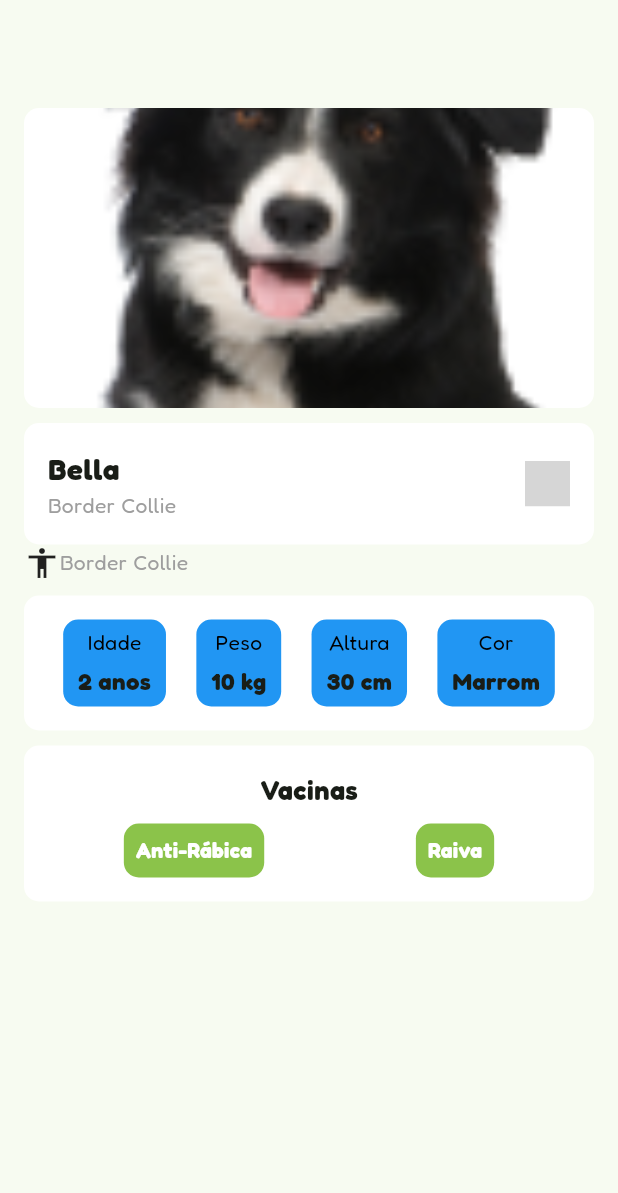
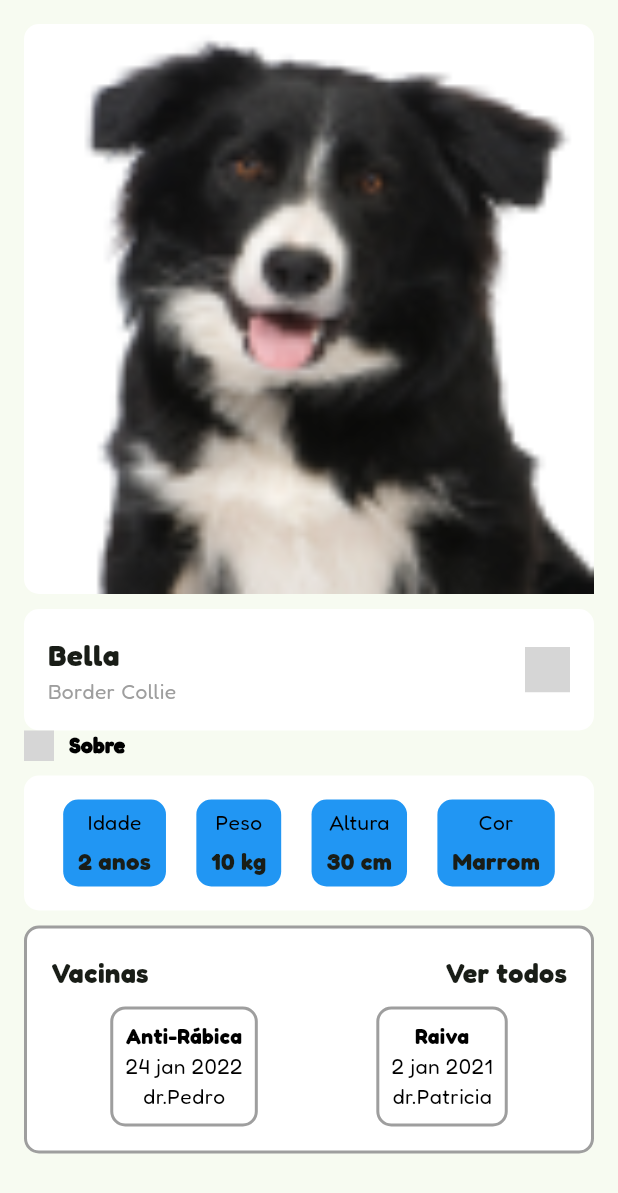
Before and after one commit to thamires-silva/petshop, a Flutter app: the screen it shows after launch, on a phone screen of 412 x 824 dp. Shown: the top 1193 px of the screen. Run offline on Flutter 3.47's test engine with Material 3 defaults, Android fonts, the phone set to English and light mode, and no system bars; our stand-ins replace flutter_svg, get, table_calendar; grey boxes are pictures that could not be loaded.

Commit message:
aterações

```diff
--- a/lib/telas/meuspet.dart
+++ b/lib/telas/meuspet.dart
@@ -9,14 +9,13 @@ class pets extends StatelessWidget {
   @override
   Widget build(BuildContext context) {
     return Scaffold(
-      appBar: AppBar(),
       body: Padding(
         padding: const EdgeInsets.all(16.0),
         child: Column(
           crossAxisAlignment: CrossAxisAlignment.stretch,
           children: [
             Container(
-              height: 200,
+              width: 512,
               decoration: BoxDecoration(
                 borderRadius: BorderRadius.circular(10.0),
                 color: Colors.white,
@@ -24,7 +23,6 @@ class pets extends StatelessWidget {
               child: Image.asset('imagens/cachorro1.png', fit: BoxFit.cover),
             ),
             SizedBox(height: 10),
-
             Container(
               decoration: BoxDecoration(
                 borderRadius: BorderRadius.circular(10.0),
@@ -51,19 +49,27 @@ class pets extends StatelessWidget {
                     ],
                   ),
                   Spacer(),
-                  Iconssvg(imagem:'venus', cor: Colors.black,),
+                  Iconssvg(
+                    imagem: 'venus',
+                    cor: Colors.black,
+                  ),
                 ],
               ),
             ),
             Row(children: [
-              Icon(Icons.accessibility),
+              Iconssvg(
+                imagem: 'paw',
+                cor: Colors.black,
+                altura: 20,
+              ),
+              SizedBox(width: 10),
               Text(
-                'Border Collie',
-                style: TextStyle(color: Colors.grey),
+                'Sobre',
+                style:
+                    TextStyle(color: Colors.black, fontWeight: FontWeight.w900),
               ),
             ]),
             SizedBox(height: 10),
-            // Informações sobre o cachorro
             Container(
               decoration: BoxDecoration(
                 borderRadius: BorderRadius.circular(10.0),
@@ -81,14 +87,17 @@ class pets extends StatelessWidget {
               ),
             ),
             SizedBox(height: 10),
-            // Vacinas
             Container(
               decoration: BoxDecoration(
+                border: Border.all(width: 2, color: Colors.grey),
                 borderRadius: BorderRadius.circular(10.0),
                 color: Colors.white,
               ),
               padding: EdgeInsets.all(16.0),
               child: Column(
+                children: [
+                  Row(
+                    mainAxisAlignment: MainAxisAlignment.spaceBetween,
                     children: [
                       Text(
                         "Vacinas",
@@ -97,12 +106,21 @@ class pets extends StatelessWidget {
                           fontWeight: FontWeight.bold,
                         ),
                       ),
+                      Text(
+                        "Ver todos",
+                        style: TextStyle(
+                          fontSize: 18,
+                          fontWeight: FontWeight.bold,
+                        ),
+                      ),
+                    ],
+                  ),
                   SizedBox(height: 10),
                   Row(
                     mainAxisAlignment: MainAxisAlignment.spaceAround,
                     children: [
-                      _buildVaccineCard("Anti-Rábica"),
-                      _buildVaccineCard("Raiva"),
+                      _buildVaccineCard("Anti-Rábica", '24 jan 2022', 'dr.Pedro'),
+                      _buildVaccineCard("Raiva",'2 jan 2021', 'dr.Patricia'),
                     ],
                   ),
                 ],
@@ -138,20 +156,38 @@ class pets extends StatelessWidget {
     );
   }
 
-  Widget _buildVaccineCard(String vaccine) {
+  Widget _buildVaccineCard(String vaccine, String data, String doctor) {
     return Container(
         padding: EdgeInsets.all(8.0),
         decoration: BoxDecoration(
+                border: Border.all(width: 2, color: Colors.grey),
                 borderRadius: BorderRadius.circular(10.0),
-        color: Colors.lightGreen,
+                // color: Colors.white,
               ),
-      child: Text(
+        child: Column(
+          children: [
+            Text(
               vaccine,
               style: TextStyle(
-          color: Colors.white,
-          fontWeight: FontWeight.bold,
+                color: Colors.black,
+                fontWeight: FontWeight.w700,
               ),
             ),
-    );
+            Text(
+              data,
+              style: TextStyle(
+                color: Colors.black,
+                fontWeight: FontWeight.w400,
+              ),
+            ),
+            Text(
+              doctor,
+              style: TextStyle(
+                color: Colors.black,
+                fontWeight: FontWeight.w400,
+              ),
+            ),
+          ],
+        ));
   }
 }
--- a/pubspec.yaml
+++ b/pubspec.yaml
@@ -64,6 +64,7 @@ flutter:
   # To add assets to your application, add an assets section, like this:
   assets:
   - imagens/
+  - icons/
 
 
   # An image asset can refer to one or more resolution-specific "variants", see
```
Also changed, not shown: Icons/paw.svg (added). Lines whose indentation alone changed are shown as unchanged.
